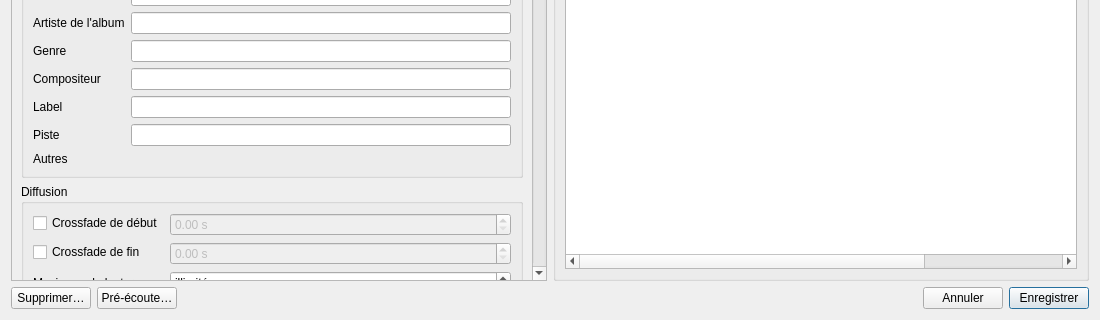
The window that src/machincast/interface/ui/fiche_sonore.ui (dascritch/machincast) describes before a commit, drawn with Qt 5; both pictures show x 0 to 1100 and y 440 to 760 of the 1100 by 760 pixel window.
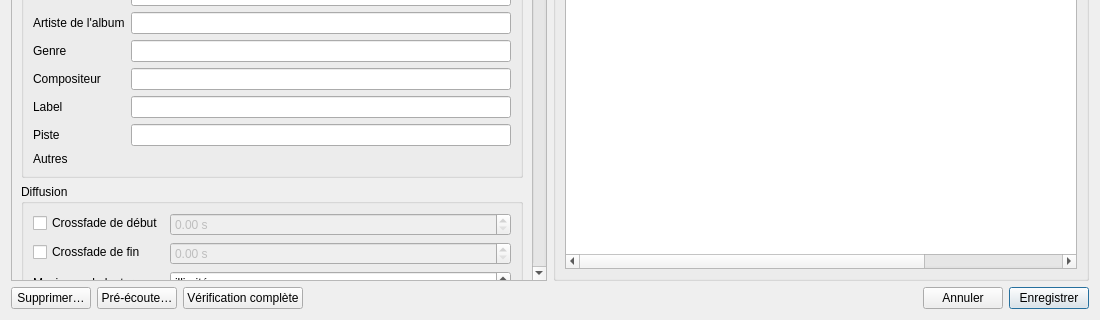
The same window after the commit. Icons and pictures are not drawn.

Commit message:
feat(interface): encarts dépliables et vérification complète dans la fiche d'un sonore
https://github.com/dascritch/machincast/issues/190
Ajustements graphiques sur la fiche "Sonore"

Claude-Session: https://claude.ai/code/session_01KaPegkCQoT3k3oMgjXGsiv

Patch:
```diff
--- a/src/machincast/interface/ui/fiche_sonore.ui
+++ b/src/machincast/interface/ui/fiche_sonore.ui
@@ -764,7 +764,7 @@
     </layout>
    </item>
    <item>
-    <layout class="QHBoxLayout" name="pied" stretch="0,0,1,0,0">
+    <layout class="QHBoxLayout" name="pied" stretch="0,0,0,1,0,0">
      <item>
       <widget class="QPushButton" name="supprimer">
        <property name="text">
@@ -788,6 +788,16 @@
        </property>
       </widget>
      </item>
+     <item>
+      <widget class="QPushButton" name="verifier">
+       <property name="toolTip">
+        <string>Décoder le fichier en entier et mesurer ses blancs, comme l'audit complet de Machin indexation, pour ce seul sonore</string>
+       </property>
+       <property name="text">
+        <string>Vérification complète</string>
+       </property>
+      </widget>
+     </item>
      <item>
       <widget class="QLabel" name="message">
        <property name="wordWrap">
```
The commit also changes 15 other files.
